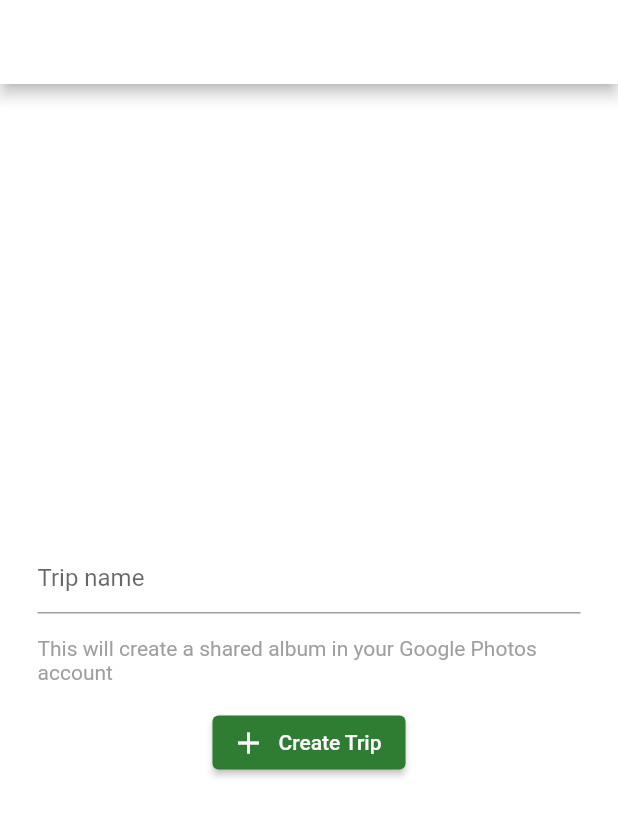
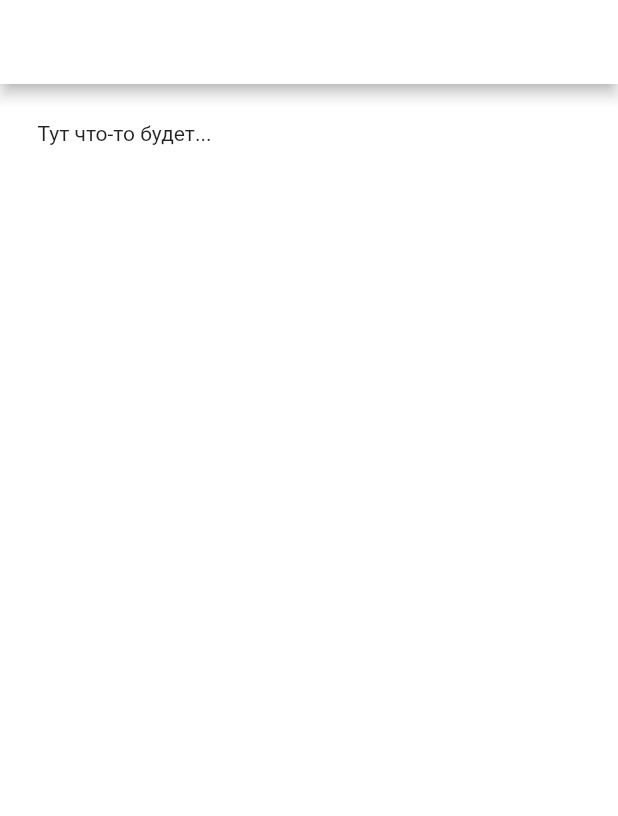
Before and after one commit to saturov/flutter-photo-workshop, a Flutter app: the CreateTripPage screen opened directly, on a phone screen of 412 x 824 dp. Shown: the top 816 px of the screen. Run offline on Flutter 3.47's test engine with Material 2 defaults, Android fonts, the phone set to English and light mode, and no system bars; our stand-ins replace cached_network_image, flutter_svg, fluttertoast, google_sign_in, image_picker; generated files the repository leaves out were written again; project files that could hold a hidden picture were left out.

Commit message:
Удален UI для воркшопа

```diff
--- a/lib/pages/create_trip_page.dart
+++ b/lib/pages/create_trip_page.dart
@@ -25,43 +25,7 @@ class _CreateTripPageState extends State<CreateTripPage> {
       appBar: AppBar(),
       body: Container(
         padding: const EdgeInsets.all(25),
-        child: _isLoading
-            ? Center(child: const CircularProgressIndicator())
-            : Form(
-                key: _formKey,
-                child: Column(
-                  mainAxisAlignment: MainAxisAlignment.center,
-                  crossAxisAlignment: CrossAxisAlignment.center,
-                  children: <Widget>[
-                    TextFormField(
-                      controller: tripNameFormController,
-                      autocorrect: true,
-                      decoration: InputDecoration(
-                        hintText: 'Trip name',
-                      ),
-                    ),
-                    Container(
-                      padding: const EdgeInsets.symmetric(
-                        vertical: 15,
-                        horizontal: 0,
-                      ),
-                      child: const Text(
-                        'This will create a shared album in your Google Photos'
-                            ' account',
-                        style: TextStyle(
-                          color: Colors.grey,
-                        ),
-                      ),
-                    ),
-                    Center(
-                      child: PrimaryRaisedButton(
-                        onPressed: () => _createTrip(context),
-                        label: const Text('Create Trip'),
-                      ),
-                    ),
-                  ],
-                ),
-              ),
+        child: Text('Тут что-то будет...')
       ),
     );
   }
```
Also changed, not shown: 1 other file.
